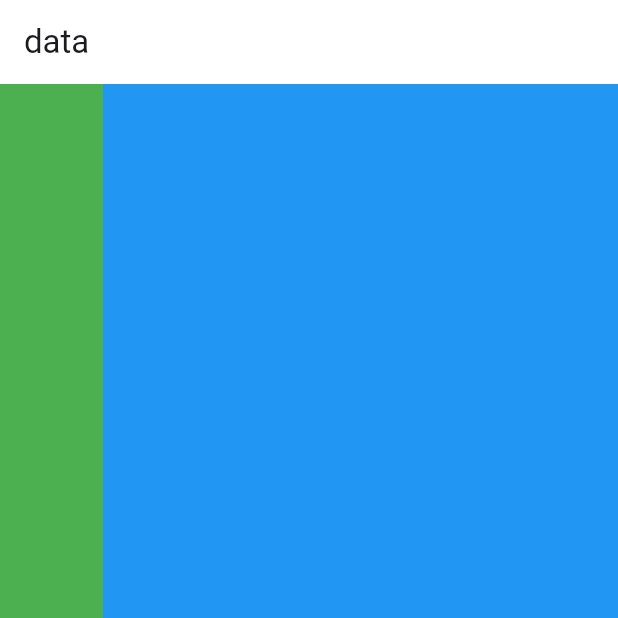
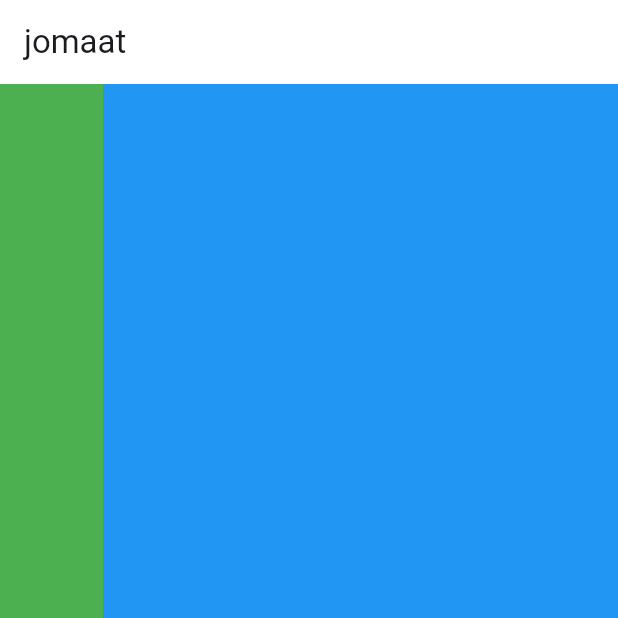
Before and after one commit to mhdju99/store_dashboard_flutter_web, a Flutter app: the screen it shows after launch, on a phone screen of 412 x 824 dp, the top half of it. Run offline on Flutter 3.47's test engine with Material 3 defaults, Android fonts, the phone set to English and light mode, and no system bars; our stand-ins replace get.

Commit message:
change text

```diff
--- a/lib/sitelayout.dart
+++ b/lib/sitelayout.dart
@@ -9,7 +9,7 @@ class SiteLayout extends StatelessWidget {
   Widget build(BuildContext context) {
     return Scaffold(
       appBar: AppBar(
-        title: Text("data"),
+        title: Text("jomaat"),
         elevation: 0,
         backgroundColor: Colors.white,
       ),
```
